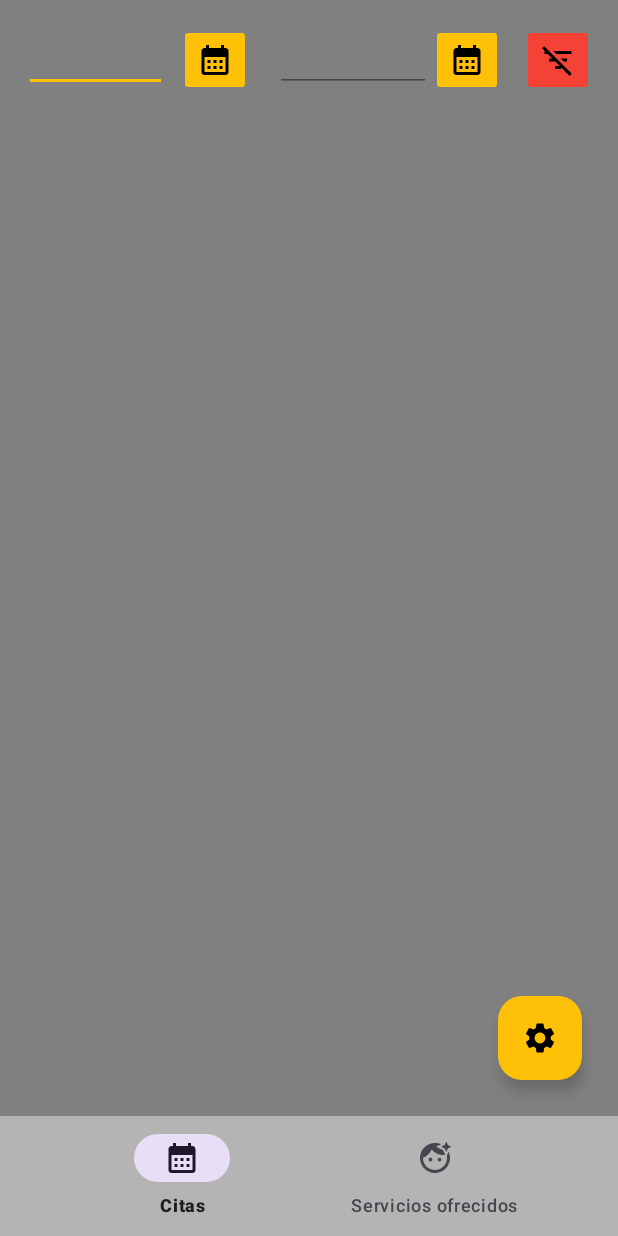
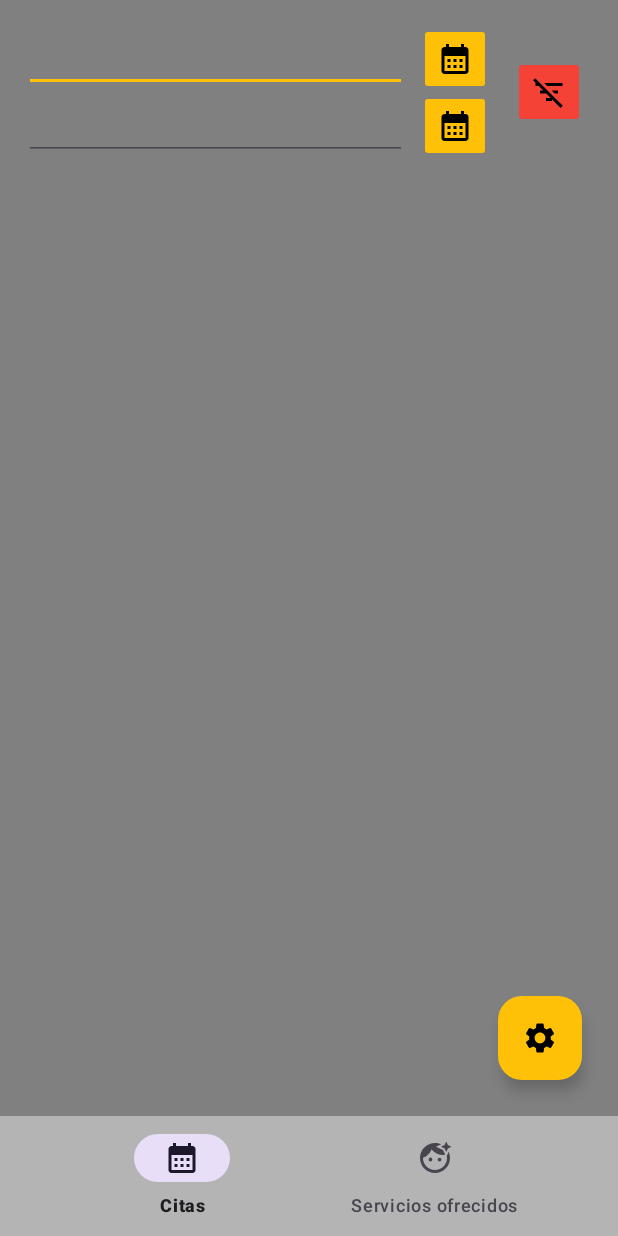
Before and after one commit to SergioMisas/AppPeluqueriaAdmin, an Android app: the screen it shows after launch (MainActivity), on a phone screen of 412 x 824 dp. Run offline under Robolectric (Android 15) with nearby library versions, the phone set to English and light mode, and no system bars; our stand-ins replace Firebase (no records; nobody signed in at launch, a user with empty details on screens opened directly), navigation-ui.

Commit message:
changed home layout to fit both dates

```diff
--- a/app/src/main/res/layout/fragment_home.xml
+++ b/app/src/main/res/layout/fragment_home.xml
@@ -41,26 +41,29 @@
             android:layout_marginEnd="8dp"
             android:backgroundTint="@color/accent"
             android:src="@drawable/ic_calendar"
-            app:layout_constraintEnd_toStartOf="@id/guidelineLeft"
-            app:layout_constraintTop_toTopOf="parent" />
+            app:layout_constraintBottom_toBottomOf="@+id/etDateFrom"
+            app:layout_constraintEnd_toStartOf="@id/guidelineRight"
+            app:layout_constraintTop_toTopOf="@+id/etDateFrom" />
 
         <EditText
             android:id="@+id/etDateTo"
             android:layout_width="0dp"
             android:layout_height="wrap_content"
-            android:layout_marginStart="8dp"
+            android:layout_marginEnd="8dp"
             app:layout_constraintEnd_toStartOf="@id/btnDateTo"
-            app:layout_constraintStart_toEndOf="@id/guidelineLeft"
-            app:layout_constraintTop_toTopOf="parent" />
+            app:layout_constraintStart_toStartOf="parent"
+            app:layout_constraintTop_toBottomOf="@+id/etDateFrom" />
 
         <ImageButton
             android:id="@+id/btnDateTo"
             android:layout_width="48dp"
             android:layout_height="48dp"
+            android:layout_marginEnd="8dp"
             android:backgroundTint="@color/accent"
             android:src="@drawable/ic_calendar"
-            app:layout_constraintEnd_toStartOf="@id/guidelineRight"
-            app:layout_constraintTop_toTopOf="parent" />
+            app:layout_constraintBottom_toBottomOf="@id/etDateTo"
+            app:layout_constraintEnd_toStartOf="@+id/guidelineRight"
+            app:layout_constraintTop_toTopOf="@id/etDateTo" />
 
         <ImageButton
             android:id="@+id/btnFilterOff"
@@ -68,8 +71,10 @@
             android:layout_height="48dp"
             android:backgroundTint="@color/red"
             android:src="@drawable/ic_filter_off"
+            app:layout_constraintTop_toTopOf="@id/btnDateFrom"
+            app:layout_constraintBottom_toBottomOf="@id/btnDateTo"
             app:layout_constraintEnd_toEndOf="parent"
-            app:layout_constraintTop_toTopOf="parent" />
+            app:layout_constraintStart_toStartOf="@id/guidelineRight" />
 
         <androidx.recyclerview.widget.RecyclerView
             android:id="@+id/rvAppointments"
@@ -77,7 +82,7 @@
             android:layout_height="0dp"
             android:layout_marginTop="8dp"
             app:layout_constraintBottom_toBottomOf="parent"
-            app:layout_constraintTop_toBottomOf="@id/btnDateFrom"
+            app:layout_constraintTop_toBottomOf="@id/btnDateTo"
             tools:layout_editor_absoluteX="16dp" />
 
 
@@ -90,7 +95,7 @@
         android:layout_gravity="bottom|end"
         android:layout_margin="24dp"
         android:backgroundTint="@color/accent"
-        app:tint="@color/black"
-        android:src="@drawable/ic_settings" />
+        android:src="@drawable/ic_settings"
+        app:tint="@color/black" />
 
 </FrameLayout>
```
